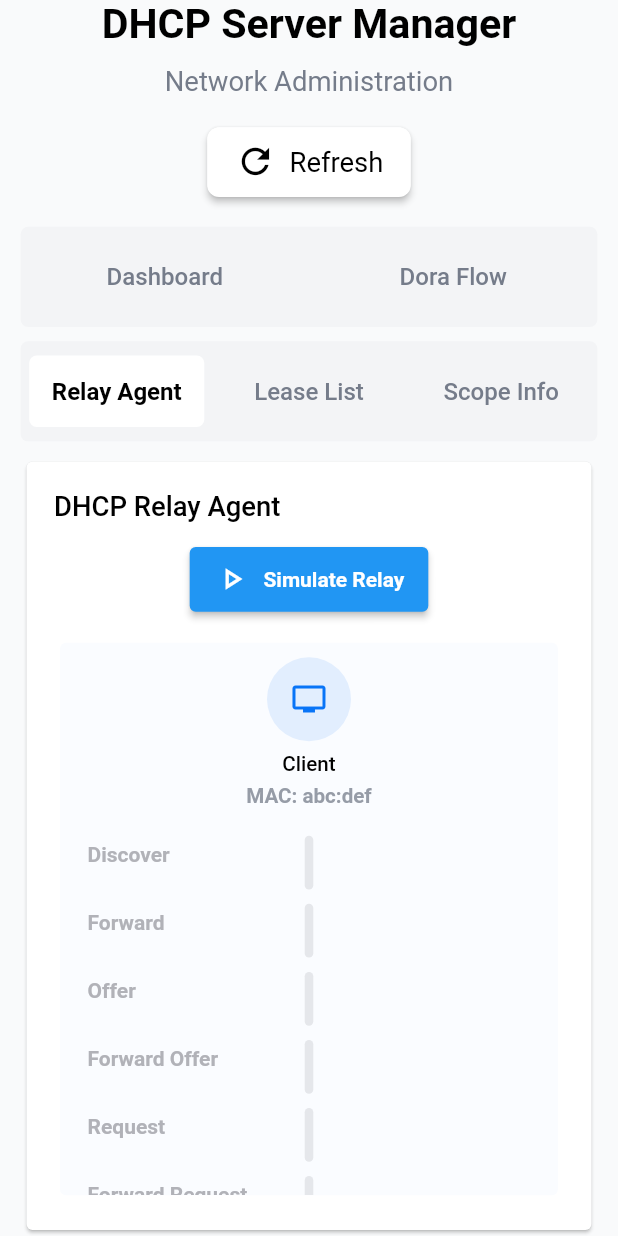
After one commit to giahuyto3107/DHCP-demo, a Flutter app: the screen it shows after launch, after a tap on "Dora Flow", after a tap on "Replay DHCP Process", after a tap on "Relay Agent", on a phone screen of 412 x 824 dp. The commit adds this screen. Run offline on Flutter 3.47's test engine with Material 3 defaults, Android fonts, the phone set to English and light mode, and no system bars; our stand-ins replace flutter_screenutil, go_router; network calls fail.

Commit message:
Relay agent screen

```diff
--- a/lib/screens/homeScreen.dart
+++ b/lib/screens/homeScreen.dart
@@ -5,6 +5,7 @@
 import 'package:demo_dhcp_windows/screens/dashBoard.dart';
 import 'package:demo_dhcp_windows/screens/doraFlowScreen.dart';
 import 'package:demo_dhcp_windows/screens/leaseListScreen.dart';
+import 'package:demo_dhcp_windows/screens/relayAgentScreen.dart';
 import 'package:demo_dhcp_windows/screens/scopeInfoScreen.dart';
 import 'package:flutter/material.dart';
 import 'package:flutter_screenutil/flutter_screenutil.dart';
@@ -78,9 +79,10 @@
     } else if (_selectedIndex == 1) {
       return DoraFlowScreen();
     } else if (_selectedIndex == 2) {
+      return RelayAgent();
+    } else if (_selectedIndex == 3) {
       return LeaseListScreen(leaseData: _leaseListFuture);
     } else {
-      // Pass both scopeInfoData and dashBoardData to handle activeLeases
       return ScopeInfoScreen(
         scopeInfoData: _scopeInfoFuture,
         dashBoardData: _dashBoardFuture,
@@ -115,23 +117,17 @@
                 ),
               ),
               SizedBox(height: 16.0.h),
-              Container(
-                color: Color(0xffffffff),
-                child: InkWell(
-                  child: Column(
-                    children: [
-                      Icon(Icons.refresh),
-                      Text(
-                        "Refresh",
-                        style: TextStyle(
-                          fontSize: 16.sp,
-                          color: Colors.black,
-                          fontWeight: FontWeight.w500,
+              ElevatedButton(
+                style: ElevatedButton.styleFrom(
+                  backgroundColor: Colors.white, // same as your Container color
+                  foregroundColor: Colors.black, // icon + text color
+                  padding: EdgeInsets.symmetric(vertical: 8.h, horizontal: 16.w),
+                  elevation: 2, // small shadow
+                  shape: RoundedRectangleBorder(
+                    borderRadius: BorderRadius.circular(8),
                   ),
-                      )
-                    ],
                 ),
-                  onTap: () {
+                onPressed: () {
                   setState(() {
                     final apiService = Provider.of<ApiService>(context, listen: false);
                     _dashBoardFuture = fetchDashBoardData(apiService);
@@ -139,11 +135,25 @@
                     _leaseListFuture = fetchLeaseList(apiService);
                   });
                 },
+                child: Row(
+                  mainAxisSize: MainAxisSize.min,
+                  children: [
+                    Icon(Icons.refresh, size: 24.sp),
+                    SizedBox(width: 8.0.w),
+                    Text(
+                      "Refresh",
+                      style: TextStyle(
+                        fontSize: 16.sp,
+                        fontWeight: FontWeight.w400,
                       ),
                     ),
-              SizedBox(height: 16.0.h),
+                  ],
+                ),
+              ),
+
+            SizedBox(height: 16.h),
               navigationTab(
-                titles: ['Dashboard', 'Dora Flow', 'Lease List', 'Scope Info'],
+                titles: ['Dashboard', 'Dora Flow', 'Relay Agent', 'Lease List', 'Scope Info'],
               ),
               SizedBox(height: 8.0.h),
               Expanded(child: contentSection()),
--- /dev/null
+++ b/lib/screens/relayAgentScreen.dart
@@ -0,0 +1,271 @@
+import 'dart:math';
+
+import 'package:flutter/material.dart';
+import 'package:flutter_screenutil/flutter_screenutil.dart';
+
+class RelayAgent extends StatefulWidget {
+  @override
+  State<RelayAgent> createState() => _RelayAgentState();
+}
+
+class _RelayAgentState extends State<RelayAgent> {
+  final int itemCount = 7;
+  final String macClient = "abc:def";
+  final dhcpServerIp = "abc";
+  List<bool> isActiveList = [];
+  final List<String> colorList = ["0xff558dd2", "0xfff1ad37", "0xff4494f6", "0xff7dc198", "0xff000000"];
+
+  @override
+  void initState() {
+    super.initState();
+    isActiveList = List.generate(itemCount, (_) => false);
+  }
+
+  void startAnimation() async {
+    for (int i = 0; i < itemCount; i++) {
+      setState(() {
+        isActiveList[i] = true;
+      });
+      await Future.delayed(Duration(seconds: 1));
+    }
+
+    if (isActiveList.every((active) => active)) {
+      await Future.delayed(Duration(seconds: 1));
+      setState(() {
+        isActiveList = List.generate(itemCount, (_) => false);
+      });
+    }
+  }
+
+  @override
+  Widget build(BuildContext context) {
+    return Card(
+      child: Padding(
+        padding: EdgeInsets.symmetric(horizontal: 16.0.w, vertical: 16.0.h),
+        child: Column(
+          crossAxisAlignment: CrossAxisAlignment.start,
+          children: [
+            Row(
+              children: [
+                Text(
+                  "DHCP Relay Agent",
+                  style: TextStyle(
+                      fontSize: 16.sp,
+                      color: Colors.black,
+                      fontWeight: FontWeight.w500
+                  ),
+                ),
+              ],
+            ),
+            SizedBox(height: 12.0.h),
+
+            Center(
+              child: ElevatedButton(
+                onPressed: startAnimation,
+                child: Padding(
+                  padding: EdgeInsets.symmetric(vertical: 8.0.h),
+                  child: Row(
+                    mainAxisSize: MainAxisSize.min,
+                    children: [
+                      Icon(Icons.play_arrow_outlined),
+                      SizedBox(width: 8.0.w),
+                      Text(
+                        "Simulate Relay",
+                        style: TextStyle(
+                          fontWeight: FontWeight.w700
+                        ),
+                      )
+                    ],
+                  ),
+                )
+              ),
+            ),
+            SizedBox(height: 12.0.h),
+            Expanded(
+              child: Card(
+                color: Color(0xfffafcff),
+                elevation: 0,
+                child: SizedBox(
+                  width: double.infinity,
+                  child: SingleChildScrollView(
+                    child: Padding(
+                      padding: EdgeInsets.symmetric(vertical: 8.0.h, horizontal: 16.0.w),
+                      child: Column(
+                        crossAxisAlignment: CrossAxisAlignment.center,
+                        children: [
+                          Container(
+                            decoration: BoxDecoration(
+                              color: Color(0xffe2eefe),
+                              borderRadius: BorderRadius.circular(30),
+                            ),
+                            child: Padding(
+                              padding: EdgeInsets.all(16.0),
+                              child: Icon(Icons.tv, color: Color(0xff0874f7),),
+                            ),
+                          ),
+                          SizedBox(height: 6.0.h),
+                          Text(
+                            "Client",
+                            style: TextStyle(
+                              fontSize: 12.sp,
+                              color: Colors.black,
+                              fontWeight: FontWeight.w500
+                            ),
+                          ),
+                          SizedBox(height: 4.0.h),
+                          Text(
+                            "MAC: $macClient",
+                            style: TextStyle(
+                              fontSize: 12.sp,
+                              color: Color(0xff969ca7),
+                              fontWeight: FontWeight.w600
+                            ),
+                          ),
+                          SizedBox(height: 16.0.h),
+
+                          // Animation section
+                          animationSection(),
+
+                          SizedBox(height: 16.0.h),
+
+                          Container(
+                            decoration: BoxDecoration(
+                              color: Color(0xffe3f2ec),
+                              borderRadius: BorderRadius.circular(30),
+                            ),
+                            child: Padding(
+                              padding: EdgeInsets.all(16.0),
+                              child: Icon(Icons.data_usage, color: Color(0xff16a249),),
+                            ),
+                          ),
+                          SizedBox(height: 6.0.h),
+                          Text(
+                            "DHCP Server",
+                            style: TextStyle(
+                              fontSize: 12.sp,
+                              color: Colors.black,
+                              fontWeight: FontWeight.w500
+                            ),
+                          ),
+
+                          SizedBox(height: 4.0.h),
+                          Text(
+                            dhcpServerIp,
+                            style: TextStyle(
+                              fontSize: 12.sp,
+                              color: Color(0xff969ca7),
+                              fontWeight: FontWeight.w600
+                            ),
+                          ),
+                        ],
+                      ),
+                    ),
+                  ),
+                ),
+              ),
+            )
+          ],
+        ),
+      ),
+    );
+  }
+
+  Widget animationSection() {
+    return SizedBox(
+      width: double.infinity,
+      child: SingleChildScrollView(
+        child: Column(
+          children: [
+            singleAnimationRow(
+              title: "Discover",
+              description: "Client broadcasts DHCP Discover",
+              index: 0
+            ),
+            SizedBox(height: 8.0.h),
+            singleAnimationRow(
+              title: "Forward ",
+              description: "Client broadcasts DHCP Discover",
+              index: 1
+            ),
+            SizedBox(height: 8.0.h),
+            singleAnimationRow(
+              title: "Offer ",
+              description: "Server responds with IP offer",
+              index: 2
+            ),
+            SizedBox(height: 8.0.h),
+            singleAnimationRow(
+              title: "Forward Offer",
+              description: "Client broadcasts DHCP Discover",
+              index: 3
+            ),
+            SizedBox(height: 8.0.h),
+            singleAnimationRow(
+              title: "Request",
+              description: "Client broadcasts DHCP Discover",
+              index: 4
+            ),
+            SizedBox(height: 8.0.h),
+            singleAnimationRow(
+              title: "Forward Request",
+              description: "Client requests the offered IP",
+              index: 5
+            ),
+
+            SizedBox(height: 8.0.h),
+            singleAnimationRow(
+              title: "Acknowledge",
+              description: "Server confirms IP assignment",
+              index: 6
+            ),
+          ],
+        ),
+      ),
+    );
+  }
+
+  Widget singleAnimationRow({
+    required String title,
+    required String description,
+    required int index,
+  }) {
+    return Stack(
+      alignment: Alignment.center,
+      children: [
+        Align(
+          alignment: Alignment.centerLeft,
+          child: Column(
+            crossAxisAlignment: CrossAxisAlignment.start,
+            children: [
+              Text(
+                title,
+                style: TextStyle(
+                  fontWeight: FontWeight.bold,
+                  color: isActiveList[index]
+                    ? Color(int.parse(colorList[index % colorList.length]))
+                    : Color(0xffb1b2b8)
+                ),
+              ),
+              Text(
+                isActiveList[index] ? description : "",
+                style: TextStyle(
+                    fontSize: 8.0.sp,
+                    fontWeight: FontWeight.bold,
+                    color: Color(0xffc3c6cc)
+                ),
+              )
+            ],
+          ),
+        ),
+        Container(
+          decoration: BoxDecoration(
+            color: isActiveList[index] ? Color(0xff2382f7) : Color(0xffe5e7eb),
+            borderRadius: BorderRadius.circular(15),
+          ),
+          height: 30.h,
+          width: 5.w,
+        ),
+      ],
+    );
+  }
+}
```
Lines whose indentation alone changed are shown as unchanged.
